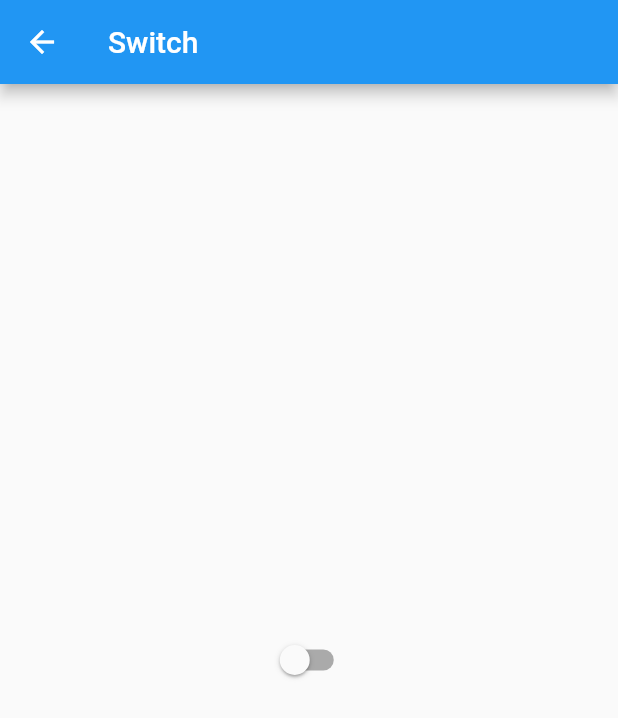
After one commit to thkim9373/FlutterTutorialSample, a Flutter app: the Switches screen opened directly, on a phone screen of 412 x 824 dp. The commit adds this screen. Shown: the top 718 px of the screen. Run offline on Flutter 3.47's test engine with Material 2 defaults, Android fonts, the phone set to English and light mode, and no system bars.

Commit message:
1. Switch example added.

```diff
--- a/lib/main.dart
+++ b/lib/main.dart
@@ -1,6 +1,7 @@
 import 'package:flutter/material.dart';
 import 'package:flutter_tutorial_sample/Email.dart';
 import 'package:flutter_tutorial_sample/RaisedButtonExample.dart';
+import 'package:flutter_tutorial_sample/switch.dart';
 
 void main() => runApp(MyFormApp());
 
@@ -24,22 +25,21 @@ class MyForm extends StatelessWidget {
     return Column(children: <Widget>[
       _buildExpand(Text("Go Text Form Field Example"), context, EmailWidget()),
       _buildExpand(Text("Go Raised Button Example"), context, RaisedButtonExample()),
+      _buildExpand(Text("Go Switch Example"), context, Switches()),
     ]);
   }
 
-  Expanded _buildExpand(Text text, BuildContext context, Widget target) =>
-      Expanded(
+  Expanded _buildExpand(Text text, BuildContext context, Widget target) => Expanded(
         child: Padding(
             padding: const EdgeInsets.only(top: 12, left: 24, right: 24),
             child: RaisedButton(
-                child: text,
-                onPressed: () {
-                  Navigator.of(context)
-                      .push(MaterialPageRoute(builder: (context) => target));
-                },
+              child: text,
+              onPressed: () {
+                Navigator.of(context).push(MaterialPageRoute(builder: (context) => target));
+              },
               color: Colors.cyanAccent,
               splashColor: Colors.amber,
               hoverColor: Colors.pink,
-                )),
+            )),
       );
 }
--- /dev/null
+++ b/lib/switch.dart
@@ -0,0 +1,36 @@
+import 'package:flutter/material.dart';
+
+class Switches extends StatefulWidget {
+  @override
+  _SwitchesState createState() => _SwitchesState();
+}
+
+class _SwitchesState extends State<Switches> {
+  bool _onOff = false;
+
+  @override
+  Widget build(BuildContext context) {
+    return Scaffold(
+      appBar: AppBar(
+        title: const Text("Switch"),
+      ),
+      body: Center(
+        child: Column(
+          mainAxisSize: MainAxisSize.min,
+          children: <Widget>[
+            Switch(
+              value: _onOff,
+              onChanged: (newOnOff) => _changeState(newOnOff),
+            )
+          ],
+        ),
+      ),
+    );
+  }
+
+  _changeState(bool newOnOff) {
+    setState(() {
+      _onOff = newOnOff;
+    });
+  }
+}
```
